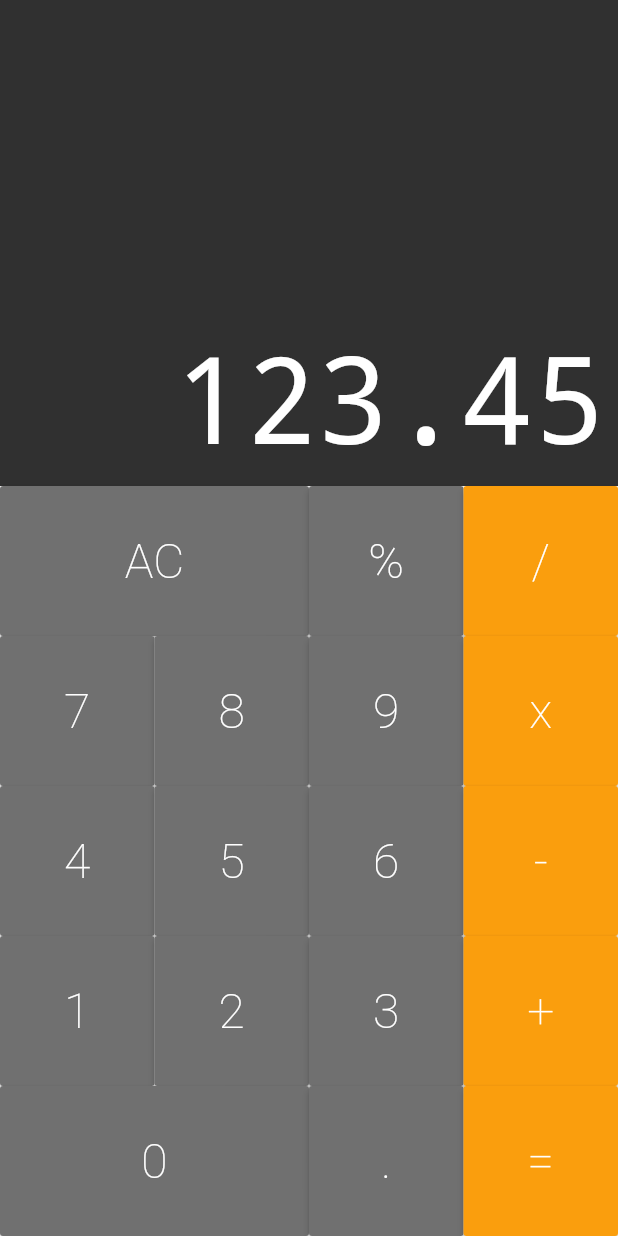
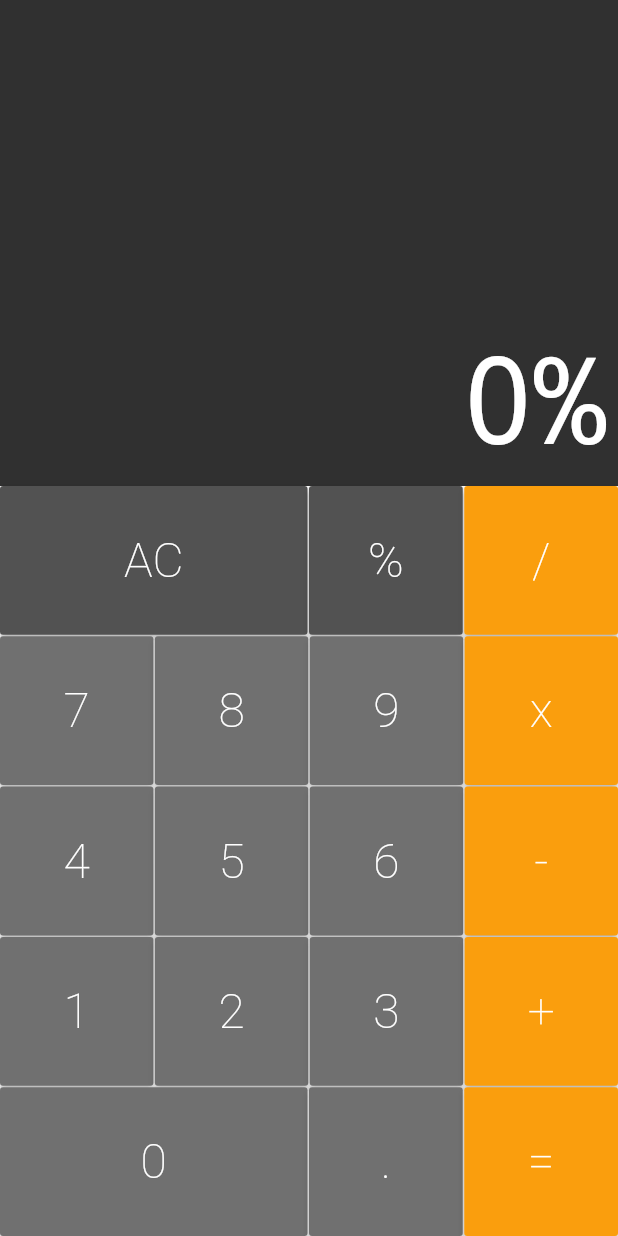
Before and after one commit to JonathanSias/flutter4fun, a Flutter app: the screen it shows after launch, after a tap on an icon or button, on a phone screen of 412 x 824 dp. Run offline on Flutter 3.47's test engine with Material 2 defaults, Android fonts, the phone set to English and light mode, and no system bars; drawn by our look-alikes of auto_size_text.

Commit message:
UI done !

```diff
--- a/calculator/lib/components/button.dart
+++ b/calculator/lib/components/button.dart
@@ -8,22 +8,26 @@ class Button extends StatelessWidget {
   final String text;
   final bool big;
   final color;
+  final void Function(String) cb;
 
   // construtor
   Button({
     @required this.text,
     this.big = false,
     this.color = DEFAULT,
+    @required this.cb,
   });
   Button.big({
     @required this.text,
     this.big = true,
     this.color = DEFAULT,
+    @required this.cb,
   });
   Button.operation({
     @required this.text,
     this.big = false,
     this.color = OPERATION,
+    @required this.cb,
   });
 
   // widget
@@ -41,7 +45,7 @@ class Button extends StatelessWidget {
             fontWeight: FontWeight.w200,
           ),
         ),
-        onPressed: () {},
+        onPressed: () => cb(text),
       ),
     );
   }
--- a/calculator/lib/components/button_row.dart
+++ b/calculator/lib/components/button_row.dart
@@ -10,7 +10,10 @@ class ButtonRow extends StatelessWidget {
       flex: 1,
       child: Row(
         crossAxisAlignment: CrossAxisAlignment.stretch,
-        children: buttons,
+        children: buttons.fold(<Widget>[], (list, b) {
+          list.isEmpty ? list.add(b) : list.addAll([SizedBox(width: 1), b]);
+          return list;
+        }),
       ),
     );
   }
--- a/calculator/lib/components/keyboard.dart
+++ b/calculator/lib/components/keyboard.dart
@@ -3,6 +3,10 @@ import 'button_row.dart';
 import 'button.dart';
 
 class Keyboard extends StatelessWidget {
+  final void Function(String) cb;
+
+  Keyboard(this.cb);
+
   @override
   Widget build(BuildContext context) {
     return Container(
@@ -10,32 +14,36 @@ class Keyboard extends StatelessWidget {
       child: Column(
         children: <Widget>[
           ButtonRow([
-            Button.big(text: 'AC'),
-            Button(text: '%'),
-            Button.operation(text: '/'),
+            Button.big(text: 'AC', color: Button.DARK, cb: cb),
+            Button(text: '%', color: Button.DARK, cb: cb),
+            Button.operation(text: '/', cb: cb),
           ]),
+          SizedBox(height: 1),
           ButtonRow([
-            Button(text: '7'),
-            Button(text: '8'),
-            Button(text: '9'),
-            Button.operation(text: 'x'),
+            Button(text: '7', cb: cb),
+            Button(text: '8', cb: cb),
+            Button(text: '9', cb: cb),
+            Button.operation(text: 'x', cb: cb),
           ]),
+          SizedBox(height: 1),
           ButtonRow([
-            Button(text: '4'),
-            Button(text: '5'),
-            Button(text: '6'),
-            Button.operation(text: '-'),
+            Button(text: '4', cb: cb),
+            Button(text: '5', cb: cb),
+            Button(text: '6', cb: cb),
+            Button.operation(text: '-', cb: cb),
           ]),
+          SizedBox(height: 1),
           ButtonRow([
-            Button(text: '1'),
-            Button(text: '2'),
-            Button(text: '3'),
-            Button.operation(text: '+'),
+            Button(text: '1', cb: cb),
+            Button(text: '2', cb: cb),
+            Button(text: '3', cb: cb),
+            Button.operation(text: '+', cb: cb),
           ]),
+          SizedBox(height: 1),
           ButtonRow([
-            Button.big(text: '0'),
-            Button(text: '.'),
-            Button.operation(text: '='),
+            Button.big(text: '0', cb: cb),
+            Button(text: '.', cb: cb),
+            Button.operation(text: '=', cb: cb),
           ]),
         ],
       ),
--- a/calculator/lib/models/memory.dart
+++ b/calculator/lib/models/memory.dart
@@ -1,4 +1,22 @@
 // vai servir como interpretador das operaçoes que o usuario executou
 // atraves de cliques em keyboard e responsavel por mostrar os dados
 // no display
-class Memory {}
+class Memory {
+  String _value = '0';
+
+  void applyCommand(String command) {
+    if (command == 'AC') {
+      _allClear();
+    } else {
+      _value += command;
+    }
+  }
+
+  _allClear() {
+    _value = '0';
+  }
+
+  String get value {
+    return _value;
+  }
+}
--- a/calculator/lib/screens/calculator.dart
+++ b/calculator/lib/screens/calculator.dart
@@ -1,15 +1,29 @@
+import 'package:calculator/models/memory.dart';
 import 'package:flutter/material.dart';
 import '../components/display.dart';
 import '../components/keyboard.dart';
 
-class Calculator extends StatelessWidget {
+class Calculator extends StatefulWidget {
+  @override
+  _CalculatorState createState() => _CalculatorState();
+}
+
+class _CalculatorState extends State<Calculator> {
+  final Memory memory = Memory();
+
+  _onPressed(String command) {
+    setState(() {
+      memory.applyCommand(command);
+    });
+  }
+
   @override
   Widget build(BuildContext context) {
     return MaterialApp(
       home: Column(
         children: <Widget>[
-          Display('123.45'),
-          Keyboard(),
+          Display(memory.value),
+          Keyboard(_onPressed),
         ],
       ),
     );
```
